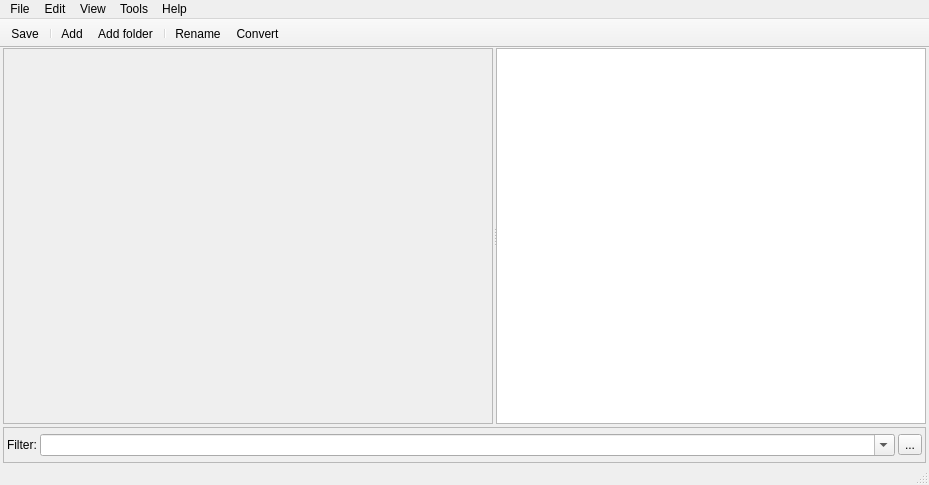
The window that src/designer/mainwindow.ui (dnkorpushov/libro2) describes before a commit, drawn with Qt 5.
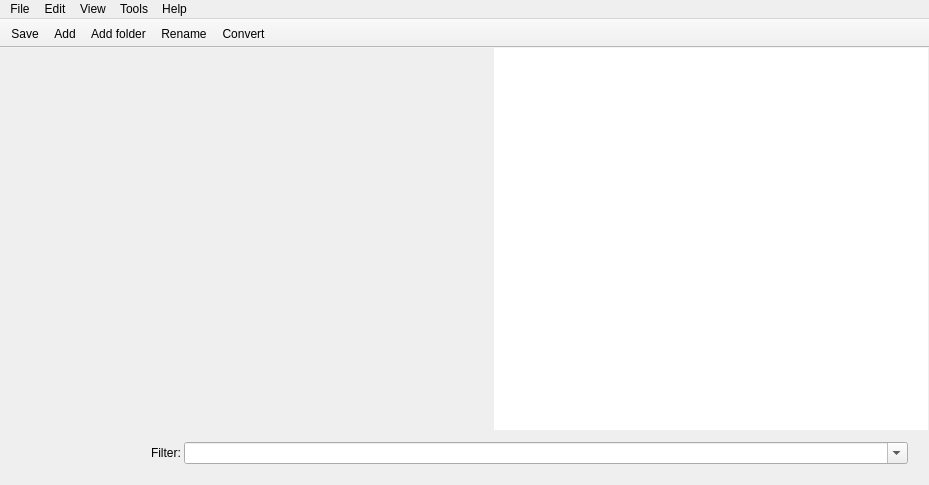
The same window after the commit. Icons and pictures are not drawn. Custom widgets are drawn as their Qt base class.

```diff
--- a/src/designer/mainwindow.ui
+++ b/src/designer/mainwindow.ui
@@ -19,24 +19,24 @@
   <widget class="QWidget" name="centralwidget">
    <layout class="QVBoxLayout" name="verticalLayout_3">
     <property name="spacing">
-     <number>3</number>
+     <number>0</number>
     </property>
     <property name="leftMargin">
-     <number>3</number>
+     <number>1</number>
     </property>
     <property name="topMargin">
      <number>0</number>
     </property>
     <property name="rightMargin">
-     <number>3</number>
+     <number>1</number>
     </property>
     <property name="bottomMargin">
-     <number>0</number>
+     <number>1</number>
     </property>
     <item>
      <layout class="QVBoxLayout" name="verticalLayout" stretch="1,0">
       <property name="spacing">
-       <number>3</number>
+       <number>0</number>
       </property>
       <item>
        <widget class="QSplitter" name="splitter">
@@ -44,11 +44,11 @@
          <enum>Qt::Horizontal</enum>
         </property>
         <property name="handleWidth">
-         <number>3</number>
+         <number>1</number>
         </property>
         <widget class="QFrame" name="frame">
          <property name="frameShape">
-          <enum>QFrame::StyledPanel</enum>
+          <enum>QFrame::NoFrame</enum>
          </property>
          <property name="frameShadow">
           <enum>QFrame::Plain</enum>
@@ -89,7 +89,7 @@
         </widget>
         <widget class="BookTableView" name="bookList">
          <property name="frameShape">
-          <enum>QFrame::StyledPanel</enum>
+          <enum>QFrame::NoFrame</enum>
          </property>
          <property name="frameShadow">
           <enum>QFrame::Plain</enum>
@@ -103,26 +103,26 @@
       <item>
        <widget class="QFrame" name="frameFilter">
         <property name="frameShape">
-         <enum>QFrame::StyledPanel</enum>
+         <enum>QFrame::NoFrame</enum>
         </property>
         <property name="frameShadow">
          <enum>QFrame::Plain</enum>
         </property>
-        <layout class="QHBoxLayout" name="horizontalLayout" stretch="0,1,0">
+        <layout class="QHBoxLayout" name="horizontalLayout" stretch="0,1">
          <property name="spacing">
           <number>3</number>
          </property>
          <property name="leftMargin">
-          <number>3</number>
+          <number>150</number>
          </property>
          <property name="topMargin">
-          <number>6</number>
+          <number>12</number>
          </property>
          <property name="rightMargin">
-          <number>3</number>
+          <number>20</number>
          </property>
          <property name="bottomMargin">
-          <number>6</number>
+          <number>20</number>
          </property>
          <item>
           <widget class="QLabel" name="label">
@@ -144,29 +144,6 @@
            </property>
           </widget>
          </item>
-         <item>
-          <widget class="QToolButton" name="toolFilterButton">
-           <property name="sizePolicy">
-            <sizepolicy hsizetype="Fixed" vsizetype="Fixed">
-             <horstretch>0</horstretch>
-             <verstretch>0</verstretch>
-            </sizepolicy>
-           </property>
-           <property name="text">
-            <string>...</string>
-           </property>
-           <property name="icon">
-            <iconset resource="resources.qrc">
-             <normaloff>:/icons/right_14px.png</normaloff>:/icons/right_14px.png</iconset>
-           </property>
-           <property name="iconSize">
-            <size>
-             <width>18</width>
-             <height>18</height>
-            </size>
-           </property>
-          </widget>
-         </item>
         </layout>
        </widget>
       </item>
@@ -242,7 +219,6 @@
    <addaction name="menuTools"/>
    <addaction name="menuHelp"/>
   </widget>
-  <widget class="QStatusBar" name="statusbar"/>
   <widget class="MainToolbar" name="toolBar">
    <property name="minimumSize">
     <size>
@@ -284,10 +260,8 @@
     <bool>false</bool>
    </attribute>
    <addaction name="actionSave_metadata"/>
-   <addaction name="separator"/>
    <addaction name="actionAdd_file"/>
    <addaction name="actionAdd_folder"/>
-   <addaction name="separator"/>
    <addaction name="actionRename"/>
    <addaction name="actionConvert"/>
   </widget>
```
Left out of the diff: 16 changed lines with no effect on the pictures.
